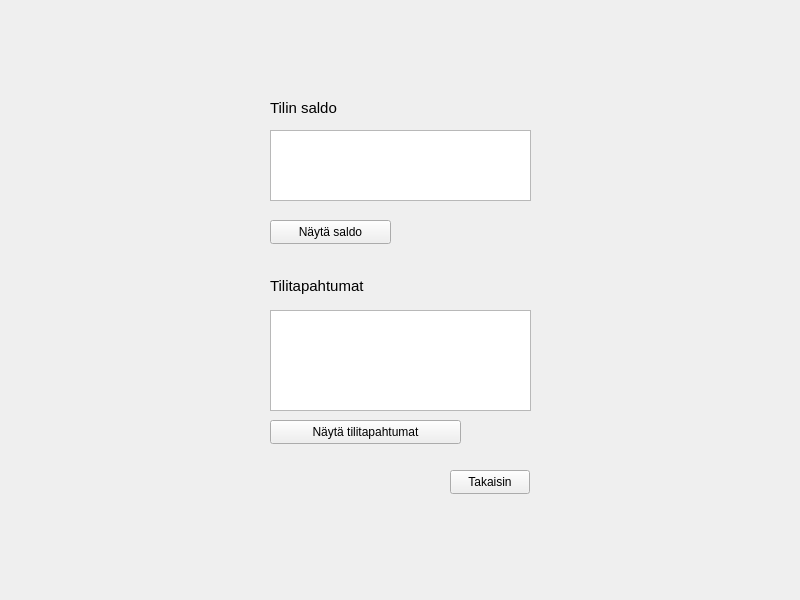
First picture: the form in frontend/balancewindow.ui, repository 22kmo-project/group_10, before the edit.
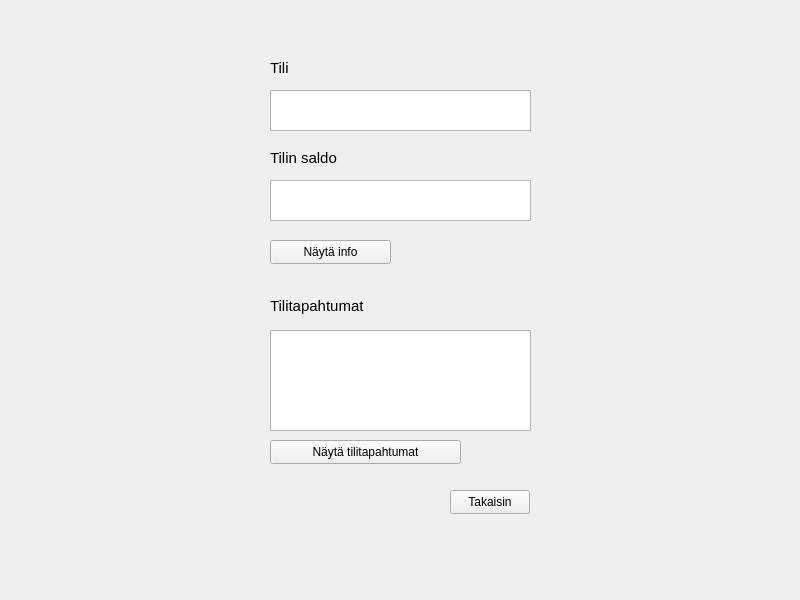
Second picture: the form after the edit.

Commit message: Web token toimii balance windowissa

Diff of the .ui file:
```diff
--- a/frontend/balancewindow.ui
+++ b/frontend/balancewindow.ui
@@ -17,7 +17,7 @@
    <property name="geometry">
     <rect>
      <x>270</x>
-     <y>100</y>
+     <y>150</y>
      <width>131</width>
      <height>16</height>
     </rect>
@@ -35,7 +35,7 @@
    <property name="geometry">
     <rect>
      <x>450</x>
-     <y>470</y>
+     <y>490</y>
      <width>80</width>
      <height>24</height>
     </rect>
@@ -48,22 +48,22 @@
    <property name="geometry">
     <rect>
      <x>270</x>
-     <y>220</y>
+     <y>240</y>
      <width>121</width>
      <height>24</height>
     </rect>
    </property>
    <property name="text">
-    <string>Näytä saldo</string>
+    <string>Näytä info</string>
    </property>
   </widget>
-  <widget class="QTextEdit" name="accountInfo">
+  <widget class="QTextEdit" name="balance">
    <property name="geometry">
     <rect>
      <x>270</x>
-     <y>130</y>
+     <y>180</y>
      <width>261</width>
-     <height>71</height>
+     <height>41</height>
     </rect>
    </property>
    <property name="readOnly">
@@ -74,7 +74,7 @@
    <property name="geometry">
     <rect>
      <x>270</x>
-     <y>310</y>
+     <y>330</y>
      <width>261</width>
      <height>101</height>
     </rect>
@@ -87,7 +87,7 @@
    <property name="geometry">
     <rect>
      <x>270</x>
-     <y>420</y>
+     <y>440</y>
      <width>191</width>
      <height>24</height>
     </rect>
@@ -100,7 +100,7 @@
    <property name="geometry">
     <rect>
      <x>270</x>
-     <y>270</y>
+     <y>290</y>
      <width>131</width>
      <height>31</height>
     </rect>
@@ -114,6 +114,37 @@
     <string>Tilitapahtumat</string>
    </property>
   </widget>
+  <widget class="QTextEdit" name="accountInfo">
+   <property name="geometry">
+    <rect>
+     <x>270</x>
+     <y>90</y>
+     <width>261</width>
+     <height>41</height>
+    </rect>
+   </property>
+   <property name="readOnly">
+    <bool>true</bool>
+   </property>
+  </widget>
+  <widget class="QLabel" name="saldoLabel_3">
+   <property name="geometry">
+    <rect>
+     <x>270</x>
+     <y>60</y>
+     <width>131</width>
+     <height>16</height>
+    </rect>
+   </property>
+   <property name="font">
+    <font>
+     <pointsize>11</pointsize>
+    </font>
+   </property>
+   <property name="text">
+    <string>Tili</string>
+   </property>
+  </widget>
  </widget>
  <resources/>
  <connections/>
```
The commit also changes 360 other files.
